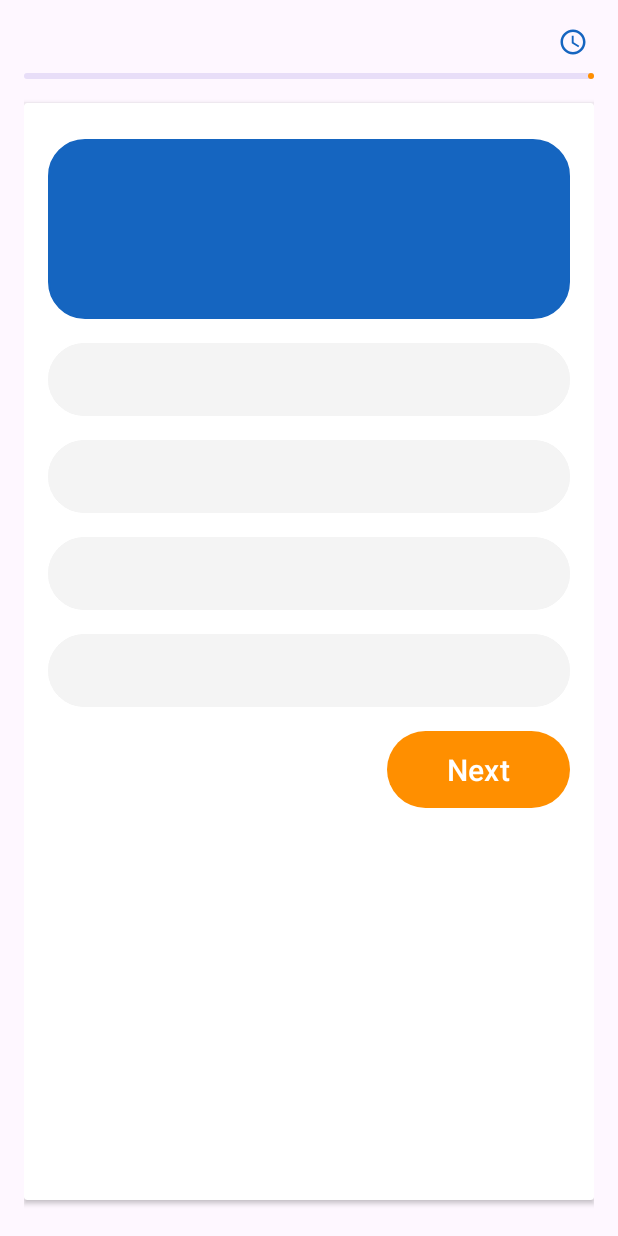
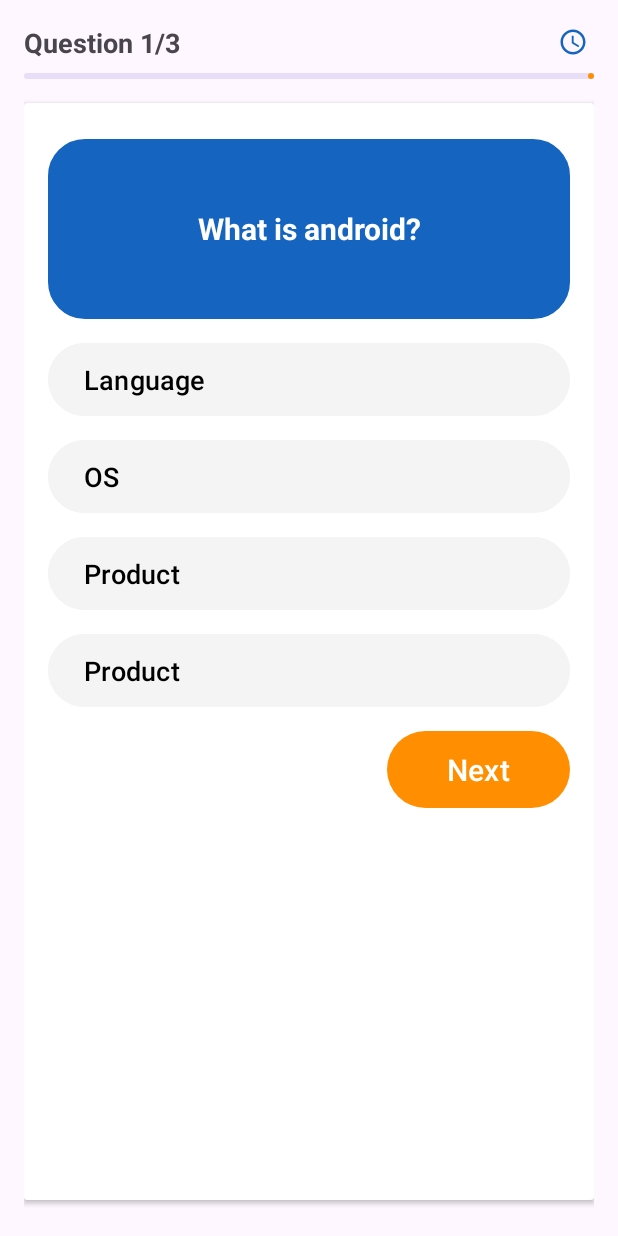
Before and after one commit to abuhurayraniloy/QuizMaster_Project_250, an Android app: the screen it shows after launch (QuizActivity), after a tap on "Programming", on a phone screen of 412 x 824 dp. Run offline under Robolectric (Android 15) with nearby library versions, the light colour scheme and no system bars; our stand-ins replace navigation-ui.

Commit message:
Question, option, next buttons

```diff
--- a/app/src/main/java/com/example/quizmaster/MainActivity.kt
+++ b/app/src/main/java/com/example/quizmaster/MainActivity.kt
@@ -26,9 +26,15 @@ class MainActivity : AppCompatActivity() {
     }
 
     private fun getDataFromFirebase(){
-        quiModelList.add(QuizModel("1","Programming","All the basic progarmming","10"))
-        quiModelList.add(QuizModel("2","Computer","All the basic computer question","20"))
-        quiModelList.add(QuizModel("3","Programming","All the ger question","15"))
+
+        val listQuestionModel = mutableListOf<QuestionModel>()
+        listQuestionModel.add(QuestionModel("What is android?", mutableListOf("Language", "OS", "Product", "None"),"OS"))
+        listQuestionModel.add(QuestionModel("What owns android?", mutableListOf("Me", "Rayhan bhai", "Shahriar bhai", "None"),"Me"))
+        listQuestionModel.add(QuestionModel("What assistant android?", mutableListOf("Language", "OS", "Product", "None"),"OS"))
+
+        quiModelList.add(QuizModel("1","Programming","All the basic progarmming","10",listQuestionModel))
+       // quiModelList.add(QuizModel("2","Computer","All the basic computer question","20"))
+       // quiModelList.add(QuizModel("3","Programming","All the ger question","15"))
         setupRecyclerView()
     }
 }
--- a/app/src/main/java/com/example/quizmaster/QuizActivity.kt
+++ b/app/src/main/java/com/example/quizmaster/QuizActivity.kt
@@ -11,9 +11,29 @@ import com.example.quizmaster.databinding.ActivityQuizBinding
 
 class QuizActivity : AppCompatActivity() {
 
+    companion object{
+        var questionModelList : List<QuestionModel> = listOf()
+    }
+
+    lateinit var binding: ActivityQuizBinding
+
+    var currentQuestionIndex = 0;
     override fun onCreate(savedInstanceState: Bundle?) {
         super.onCreate(savedInstanceState)
-
-        setContentView(R.layout.activity_quiz)
+        binding = ActivityQuizBinding.inflate(layoutInflater)
+        setContentView(binding.root)
+        loadQuestions()
+    }
+    private fun loadQuestions(){
+        binding.apply {
+            questionIndicatorTextview.text = "Question ${currentQuestionIndex+1}/${questionModelList.size} "
+            questionProgressIndicator.progress =
+                (currentQuestionIndex.toFloat() / questionModelList.size.toFloat() * 100).toInt()
+            questionTextview.text = questionModelList[currentQuestionIndex].question
+            btn0.text = questionModelList[currentQuestionIndex].options[0]
+            btn1.text = questionModelList[currentQuestionIndex].options[1]
+            btn2.text = questionModelList[currentQuestionIndex].options[2]
+            btn3.text = questionModelList[currentQuestionIndex].options[2]
+        }
     }
 }
--- a/app/src/main/java/com/example/quizmaster/QuizListAdapter.kt
+++ b/app/src/main/java/com/example/quizmaster/QuizListAdapter.kt
@@ -16,6 +16,7 @@ class QuizListAdapter(private val quizModelList : List<QuizModel>) :
                 quizTimeText.text = model.time + " min"
                 root.setOnClickListener {
                     val intent = Intent(root.context,QuizActivity::class.java)
+                    QuizActivity.questionModelList = model.questionList
                     root.context.startActivity(intent)
                 }
             }
--- a/app/src/main/java/com/example/quizmaster/QuizModel.kt
+++ b/app/src/main/java/com/example/quizmaster/QuizModel.kt
@@ -5,6 +5,14 @@ data class QuizModel(
     val title : String,
     val subtitle : String,
     val time : String,
+    val questionList : List<QuestionModel>
 ){
-    constructor() : this("","","","")
+    constructor() : this("","","","", emptyList())
 }
+data class QuestionModel(
+    val question : String,
+    val options : List<String>,
+    val correct : String,
+){
+    constructor() : this ("", emptyList(),"")
+}
```
